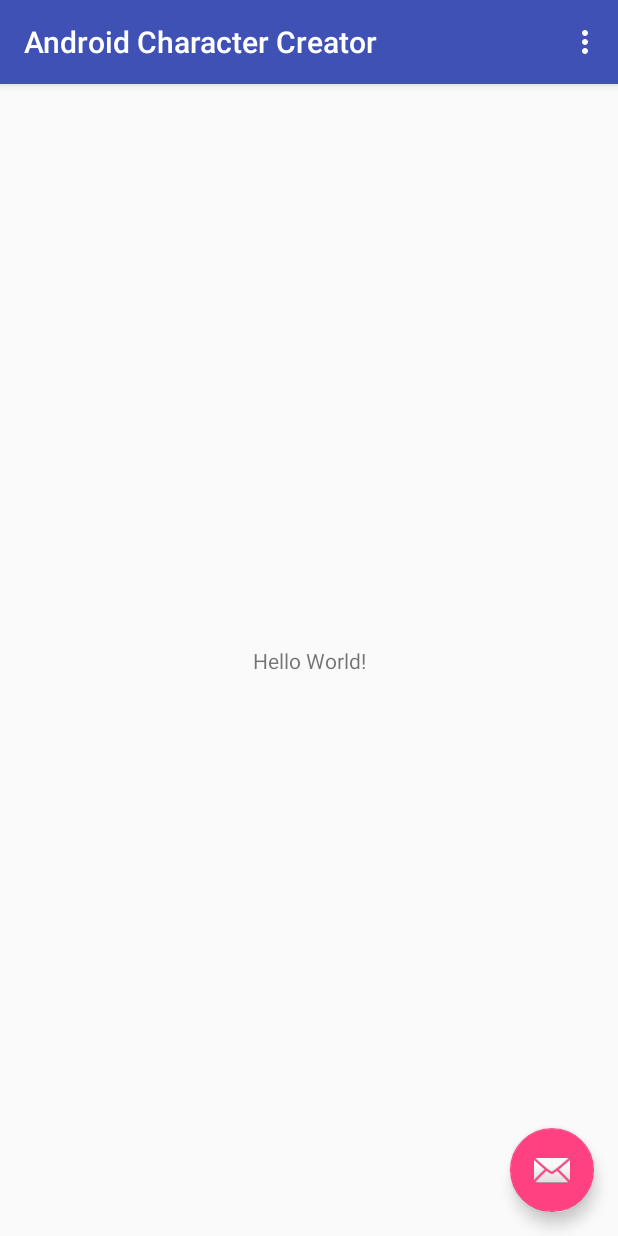
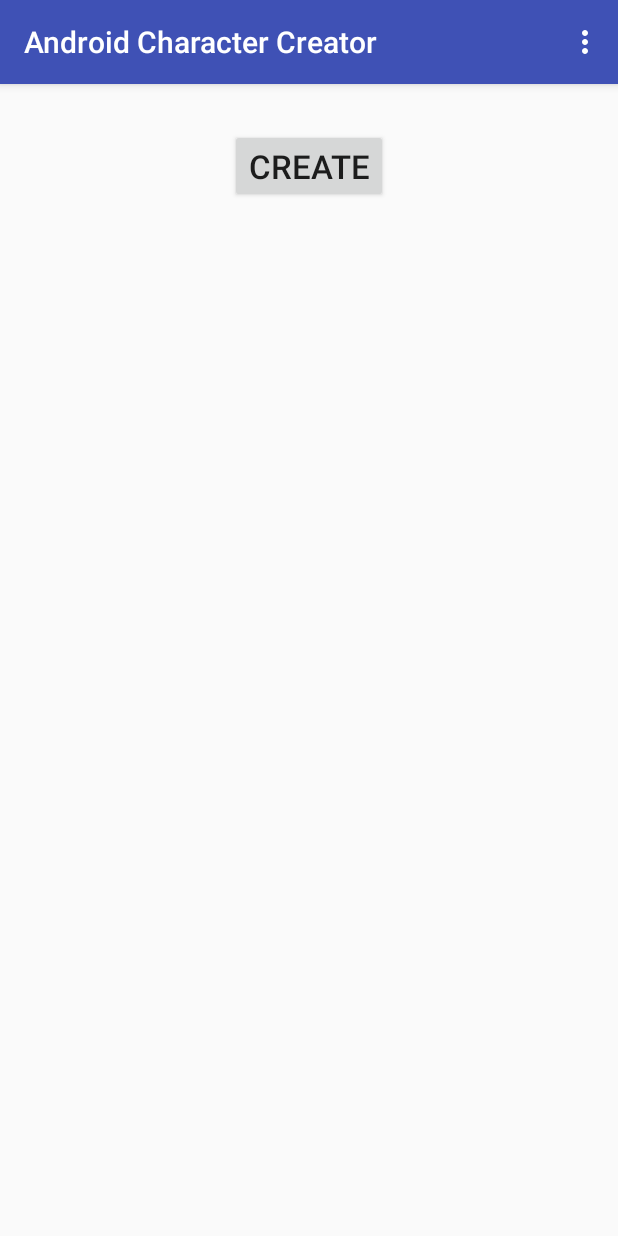
Before and after one commit to douglasselph/Medusa, an Android app: the screen it shows after launch (MainActivity), on a phone screen of 412 x 824 dp. Run offline under Robolectric (Android 15) with nearby library versions, the phone set to English and light mode, and no system bars.

Commit message:
filling things out for CC

```diff
--- a/build.gradle
+++ b/build.gradle
@@ -4,7 +4,7 @@ project.ext {
     compileSdkVersion = 25
     buildToolsVersion = "26.0.0"
     targetSdkVersion = 25
-    minSdkVersion = 14
+    minSdkVersion = 16
 
     appcompat_v7 = 'com.android.support:appcompat-v7:25.3.1'
     support_v4 = 'com.android.support:support-v4:25.3.1'
--- a/ccand/build.gradle
+++ b/ccand/build.gradle
@@ -29,5 +29,6 @@ dependencies {
     compile 'com.android.support:appcompat-v7:25.3.1'
     compile 'com.android.support.constraint:constraint-layout:1.0.2'
     compile 'com.android.support:design:25.3.1'
+    compile 'com.github.travijuu:numberpicker:1.0.7'
     testCompile 'junit:junit:4.12'
 }
--- a/ccand/src/main/java/com/dugsolutions/ccand/MainActivity.java
+++ b/ccand/src/main/java/com/dugsolutions/ccand/act/GenActivity.java
@@ -1,20 +1,22 @@
-package com.dugsolutions.ccand;
+package com.dugsolutions.ccand.act;
 
 import android.os.Bundle;
 import android.support.design.widget.FloatingActionButton;
 import android.support.design.widget.Snackbar;
 import android.support.v7.app.AppCompatActivity;
 import android.support.v7.widget.Toolbar;
-import android.view.View;
 import android.view.Menu;
 import android.view.MenuItem;
+import android.view.View;
 
-public class MainActivity extends AppCompatActivity {
+import com.dugsolutions.ccand.R;
+
+public class GenActivity extends AppCompatActivity {
 
     @Override
     protected void onCreate(Bundle savedInstanceState) {
         super.onCreate(savedInstanceState);
-        setContentView(R.layout.activity_main);
+        setContentView(R.layout.gen_activity);
         Toolbar toolbar = (Toolbar) findViewById(R.id.toolbar);
         setSupportActionBar(toolbar);
 
--- /dev/null
+++ b/ccand/src/main/java/com/dugsolutions/ccand/act/MainActivity.java
@@ -0,0 +1,45 @@
+package com.dugsolutions.ccand.act;
+
+import android.os.Bundle;
+import android.support.design.widget.FloatingActionButton;
+import android.support.design.widget.Snackbar;
+import android.support.v7.app.AppCompatActivity;
+import android.support.v7.widget.Toolbar;
+import android.view.View;
+import android.view.Menu;
+import android.view.MenuItem;
+
+import com.dugsolutions.ccand.R;
+
+public class MainActivity extends AppCompatActivity {
+
+    @Override
+    protected void onCreate(Bundle savedInstanceState) {
+        super.onCreate(savedInstanceState);
+        setContentView(R.layout.main_activity);
+        Toolbar toolbar = (Toolbar) findViewById(R.id.toolbar);
+        setSupportActionBar(toolbar);
+    }
+
+    @Override
+    public boolean onCreateOptionsMenu(Menu menu) {
+        // Inflate the menu; this adds items to the action bar if it is present.
+        getMenuInflater().inflate(R.menu.menu_main, menu);
+        return true;
+    }
+
+    @Override
+    public boolean onOptionsItemSelected(MenuItem item) {
+        // Handle action bar item clicks here. The action bar will
+        // automatically handle clicks on the Home/Up button, so long
+        // as you specify a parent activity in AndroidManifest.xml.
+        int id = item.getItemId();
+
+        //noinspection SimplifiableIfStatement
+        if (id == R.id.action_settings) {
+            return true;
+        }
+
+        return super.onOptionsItemSelected(item);
+    }
+}
--- a/ccand/src/main/res/layout/activity_main.xml
+++ /dev/null
@@ -1,24 +0,0 @@
-<?xml version="1.0" encoding="utf-8"?>
-<android.support.design.widget.CoordinatorLayout
-    xmlns:android="http://schemas.android.com/apk/res/android"
-    xmlns:app="http://schemas.android.com/apk/res-auto"
-    xmlns:tools="http://schemas.android.com/tools" android:layout_width="match_parent"
-    android:layout_height="match_parent" tools:context="com.dugsolutions.ccand.MainActivity">
-
-    <android.support.design.widget.AppBarLayout android:layout_width="match_parent"
-        android:layout_height="wrap_content" android:theme="@style/AppTheme.AppBarOverlay">
-
-        <android.support.v7.widget.Toolbar android:id="@+id/toolbar"
-            android:layout_width="match_parent" android:layout_height="?attr/actionBarSize"
-            android:background="?attr/colorPrimary" app:popupTheme="@style/AppTheme.PopupOverlay" />
-
-    </android.support.design.widget.AppBarLayout>
-
-    <include layout="@layout/content_main" />
-
-    <android.support.design.widget.FloatingActionButton android:id="@+id/fab"
-        android:layout_width="wrap_content" android:layout_height="wrap_content"
-        android:layout_gravity="bottom|end" android:layout_margin="@dimen/fab_margin"
-        app:srcCompat="@android:drawable/ic_dialog_email" />
-
-</android.support.design.widget.CoordinatorLayout>
--- a/ccand/src/main/res/layout/content_main.xml
+++ /dev/null
@@ -1,15 +0,0 @@
-<?xml version="1.0" encoding="utf-8"?>
-<android.support.constraint.ConstraintLayout
-    xmlns:android="http://schemas.android.com/apk/res/android"
-    xmlns:app="http://schemas.android.com/apk/res-auto"
-    xmlns:tools="http://schemas.android.com/tools" android:layout_width="match_parent"
-    android:layout_height="match_parent"
-    app:layout_behavior="@string/appbar_scrolling_view_behavior"
-    tools:context="com.dugsolutions.ccand.MainActivity" tools:showIn="@layout/activity_main">
-
-    <TextView android:layout_width="wrap_content" android:layout_height="wrap_content"
-        android:text="Hello World!" app:layout_constraintBottom_toBottomOf="parent"
-        app:layout_constraintLeft_toLeftOf="parent" app:layout_constraintRight_toRightOf="parent"
-        app:layout_constraintTop_toTopOf="parent" />
-
-</android.support.constraint.ConstraintLayout>
--- /dev/null
+++ b/ccand/src/main/res/layout/main_activity.xml
@@ -0,0 +1,25 @@
+<?xml version="1.0" encoding="utf-8"?>
+<android.support.design.widget.CoordinatorLayout xmlns:android="http://schemas.android.com/apk/res/android"
+    xmlns:app="http://schemas.android.com/apk/res-auto"
+    xmlns:tools="http://schemas.android.com/tools"
+    android:layout_width="match_parent"
+    android:layout_height="match_parent"
+    tools:context="com.dugsolutions.ccand.act.MainActivity">
+
+    <android.support.design.widget.AppBarLayout
+        android:layout_width="match_parent"
+        android:layout_height="wrap_content"
+        android:theme="@style/AppTheme.AppBarOverlay">
+
+        <android.support.v7.widget.Toolbar
+            android:id="@+id/toolbar"
+            android:layout_width="match_parent"
+            android:layout_height="?attr/actionBarSize"
+            android:background="?attr/colorPrimary"
+            app:popupTheme="@style/AppTheme.PopupOverlay" />
+
+    </android.support.design.widget.AppBarLayout>
+
+    <include layout="@layout/main_content" />
+
+</android.support.design.widget.CoordinatorLayout>
--- /dev/null
+++ b/ccand/src/main/res/layout/main_content.xml
@@ -0,0 +1,22 @@
+<?xml version="1.0" encoding="utf-8"?>
+<RelativeLayout xmlns:android="http://schemas.android.com/apk/res/android"
+    xmlns:app="http://schemas.android.com/apk/res-auto"
+    xmlns:tools="http://schemas.android.com/tools"
+    android:layout_width="match_parent"
+    android:layout_height="match_parent"
+    android:layout_centerHorizontal="true"
+    app:layout_behavior="@string/appbar_scrolling_view_behavior"
+    tools:context="com.dugsolutions.ccand.act.MainActivity"
+    tools:showIn="@layout/main_activity">
+
+    <Button
+        android:id="@+id/frame_title"
+        android:layout_width="wrap_content"
+        android:layout_height="wrap_content"
+        style="@style/MainButton"
+        android:text="@string/btn_create"
+        android:layout_alignParentTop="true"
+        android:layout_centerHorizontal="true"
+        android:layout_marginTop="30dp"/>
+
+</RelativeLayout>
--- a/ccand/src/main/res/menu/menu_main.xml
+++ b/ccand/src/main/res/menu/menu_main.xml
@@ -1,7 +1,7 @@
 <menu xmlns:android="http://schemas.android.com/apk/res/android"
     xmlns:app="http://schemas.android.com/apk/res-auto"
     xmlns:tools="http://schemas.android.com/tools"
-    tools:context="com.dugsolutions.ccand.MainActivity">
+    tools:context="com.dugsolutions.ccand.act.MainActivity">
     <item android:id="@+id/action_settings" android:orderInCategory="100"
         android:title="@string/action_settings" app:showAsAction="never" />
 </menu>
--- a/ccand/src/main/res/values/colors.xml
+++ b/ccand/src/main/res/values/colors.xml
@@ -2,5 +2,8 @@
 <resources>
     <color name="colorPrimary">#3F51B5</color>
     <color name="colorPrimaryDark">#303F9F</color>
+    <!--<color name="colorPrimary">#FD4A08</color>-->
+    <color name="colorLightGray">#D8D8D8</color>
     <color name="colorAccent">#FF4081</color>
+    <color name="common_blue">#92cbc5</color>
 </resources>
```
Also changed, not shown: ccand/src/main/AndroidManifest.xml (+7 -1 lines), ccand/src/main/java/com/dugsolutions/ccand/act/DetailsActivity.java (added, +54 -0 lines), ccand/src/main/res/layout/details_activity.xml (added, +25 -0 lines), ccand/src/main/res/layout/details_content.xml (added, +160 -0 lines), ccand/src/main/res/layout/frame_chars.xml (added, +186 -0 lines), ccand/src/main/res/layout/gen_activity.xml (added, +33 -0 lines), ccand/src/main/res/layout/gen_content.xml (added, +51 -0 lines), ccand/src/main/res/values/dimens.xml (+10 -0 lines), ccand/src/main/res/values/strings.xml (+10 -0 lines), ccand/src/main/res/values/styles.xml (+32 -0 lines).
